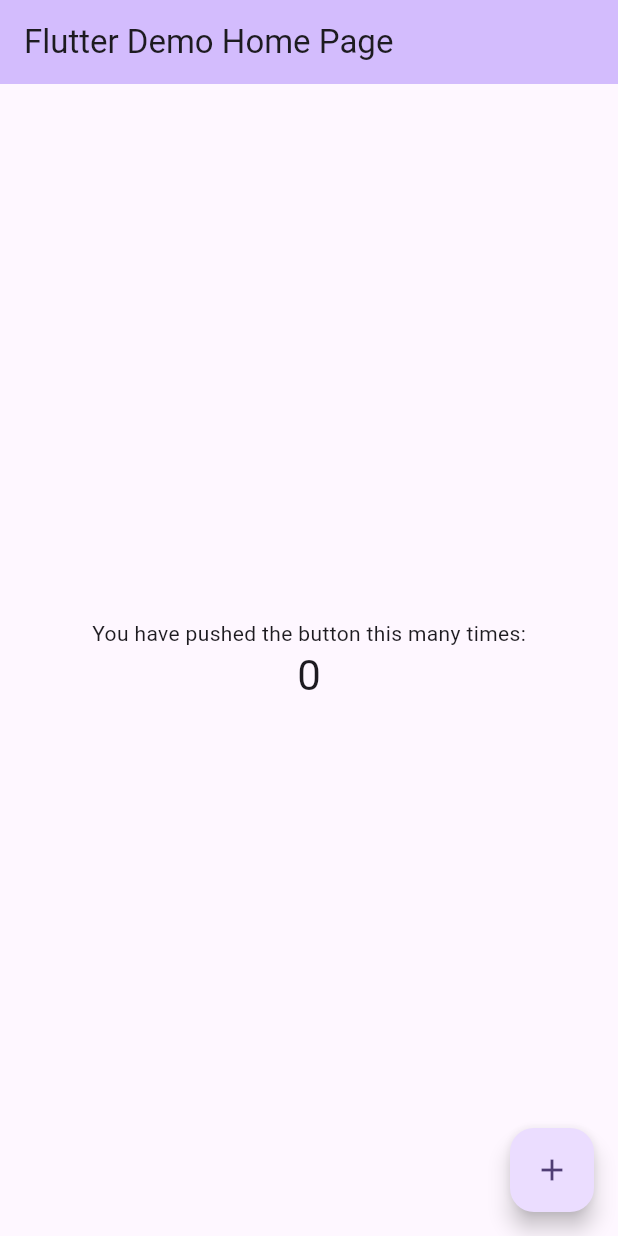
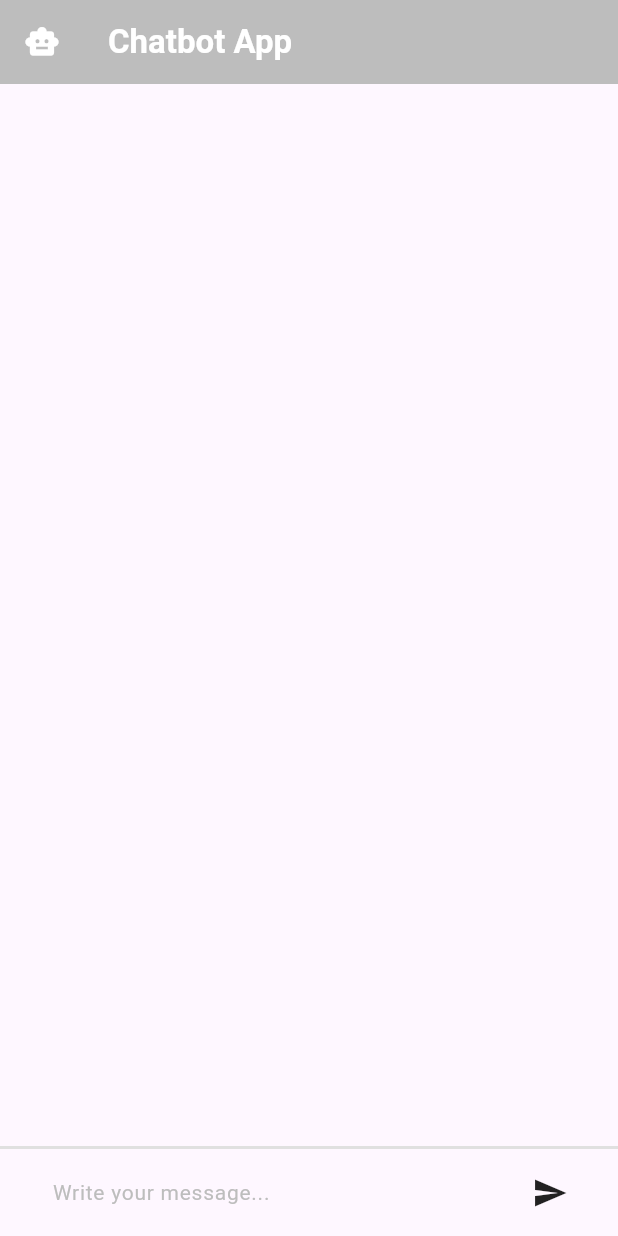
Before and after one commit to wandi1209/chatbot_app, a Flutter app: the screen it shows after launch, on a phone screen of 412 x 824 dp. Run offline on Flutter 3.47's test engine with Material 3 defaults, Android fonts, the light colour scheme and no system bars.

Commit message:
feat: create chatbot page input

```diff
--- a/lib/main.dart
+++ b/lib/main.dart
@@ -1,122 +1,15 @@
+import 'package:chatbot_app/screens/chat_page.dart';
 import 'package:flutter/material.dart';
 
 void main() {
-  runApp(const MyApp());
+  runApp(MyApp());
 }
 
 class MyApp extends StatelessWidget {
   const MyApp({super.key});
 
-  // This widget is the root of your application.
   @override
   Widget build(BuildContext context) {
-    return MaterialApp(
-      title: 'Flutter Demo',
-      theme: ThemeData(
-        // This is the theme of your application.
-        //
-        // TRY THIS: Try running your application with "flutter run". You'll see
-        // the application has a purple toolbar. Then, without quitting the app,
-        // try changing the seedColor in the colorScheme below to Colors.green
-        // and then invoke "hot reload" (save your changes or press the "hot
-        // reload" button in a Flutter-supported IDE, or press "r" if you used
-        // the command line to start the app).
-        //
-        // Notice that the counter didn't reset back to zero; the application
-        // state is not lost during the reload. To reset the state, use hot
-        // restart instead.
-        //
-        // This works for code too, not just values: Most code changes can be
-        // tested with just a hot reload.
-        colorScheme: ColorScheme.fromSeed(seedColor: Colors.deepPurple),
-      ),
-      home: const MyHomePage(title: 'Flutter Demo Home Page'),
-    );
+    return MaterialApp(debugShowCheckedModeBanner: false, home: ChatPage());
   }
 }
-
-class MyHomePage extends StatefulWidget {
-  const MyHomePage({super.key, required this.title});
-
-  // This widget is the home page of your application. It is stateful, meaning
-  // that it has a State object (defined below) that contains fields that affect
-  // how it looks.
-
-  // This class is the configuration for the state. It holds the values (in this
-  // case the title) provided by the parent (in this case the App widget) and
-  // used by the build method of the State. Fields in a Widget subclass are
-  // always marked "final".
-
-  final String title;
-
-  @override
-  State<MyHomePage> createState() => _MyHomePageState();
-}
-
-class _MyHomePageState extends State<MyHomePage> {
-  int _counter = 0;
-
-  void _incrementCounter() {
-    setState(() {
-      // This call to setState tells the Flutter framework that something has
-      // changed in this State, which causes it to rerun the build method below
-      // so that the display can reflect the updated values. If we changed
-      // _counter without calling setState(), then the build method would not be
-      // called again, and so nothing would appear to happen.
-      _counter++;
-    });
-  }
-
-  @override
-  Widget build(BuildContext context) {
-    // This method is rerun every time setState is called, for instance as done
-    // by the _incrementCounter method above.
-    //
-    // The Flutter framework has been optimized to make rerunning build methods
-    // fast, so that you can just rebuild anything that needs updating rather
-    // than having to individually change instances of widgets.
-    return Scaffold(
-      appBar: AppBar(
-        // TRY THIS: Try changing the color here to a specific color (to
-        // Colors.amber, perhaps?) and trigger a hot reload to see the AppBar
-        // change color while the other colors stay the same.
-        backgroundColor: Theme.of(context).colorScheme.inversePrimary,
-        // Here we take the value from the MyHomePage object that was created by
-        // the App.build method, and use it to set our appbar title.
-        title: Text(widget.title),
-      ),
-      body: Center(
-        // Center is a layout widget. It takes a single child and positions it
-        // in the middle of the parent.
-        child: Column(
-          // Column is also a layout widget. It takes a list of children and
-          // arranges them vertically. By default, it sizes itself to fit its
-          // children horizontally, and tries to be as tall as its parent.
-          //
-          // Column has various properties to control how it sizes itself and
-          // how it positions its children. Here we use mainAxisAlignment to
-          // center the children vertically; the main axis here is the vertical
-          // axis because Columns are vertical (the cross axis would be
-          // horizontal).
-          //
-          // TRY THIS: Invoke "debug painting" (choose the "Toggle Debug Paint"
-          // action in the IDE, or press "p" in the console), to see the
-          // wireframe for each widget.
-          mainAxisAlignment: MainAxisAlignment.center,
-          children: <Widget>[
-            const Text('You have pushed the button this many times:'),
-            Text(
-              '$_counter',
-              style: Theme.of(context).textTheme.headlineMedium,
-            ),
-          ],
-        ),
-      ),
-      floatingActionButton: FloatingActionButton(
-        onPressed: _incrementCounter,
-        tooltip: 'Increment',
-        child: const Icon(Icons.add),
-      ), // This trailing comma makes auto-formatting nicer for build methods.
-    );
-  }
-}
--- /dev/null
+++ b/lib/screens/chat_page.dart
@@ -0,0 +1,55 @@
+import 'package:flutter/material.dart';
+
+class ChatPage extends StatelessWidget {
+  const ChatPage({super.key});
+
+  @override
+  Widget build(BuildContext context) {
+    return Scaffold(
+      appBar: AppBar(
+        title: Text(
+          'Chatbot App',
+          style: TextStyle(fontWeight: FontWeight.bold, color: Colors.white),
+        ),
+        leading: Icon(Icons.smart_toy, color: Colors.white),
+        backgroundColor: Colors.grey.shade400,
+      ),
+      body: Column(
+        children: [
+          Spacer(),
+          Container(
+            padding: EdgeInsets.symmetric(horizontal: 30),
+            height: 60,
+            width: double.infinity,
+            decoration: BoxDecoration(
+              border: Border(
+                top: BorderSide(color: Colors.grey.shade300, width: 2),
+              ),
+            ),
+            child: Row(
+              crossAxisAlignment: CrossAxisAlignment.center,
+              children: [
+                Expanded(
+                  flex: 10,
+                  child: TextField(
+                    decoration: InputDecoration(
+                      hintText: 'Write your message...',
+                      contentPadding: EdgeInsets.symmetric(horizontal: 5),
+                      hintStyle: TextStyle(
+                        fontSize: 14,
+                        color: Colors.grey.shade400,
+                      ),
+                      border: InputBorder.none,
+                    ),
+                  ),
+                ),
+                SizedBox(width: 15),
+                Expanded(flex: 1, child: Icon(Icons.send)),
+              ],
+            ),
+          ),
+        ],
+      ),
+    );
+  }
+}
```
